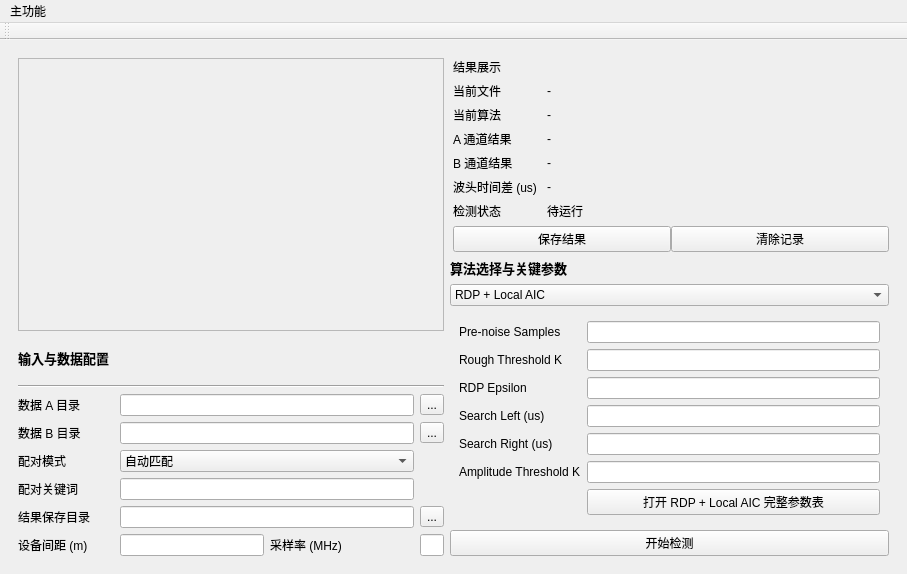
Before: the Qt Designer form main_modified.ui in Zekakora/wavefront_tool, drawn with Qt 5.
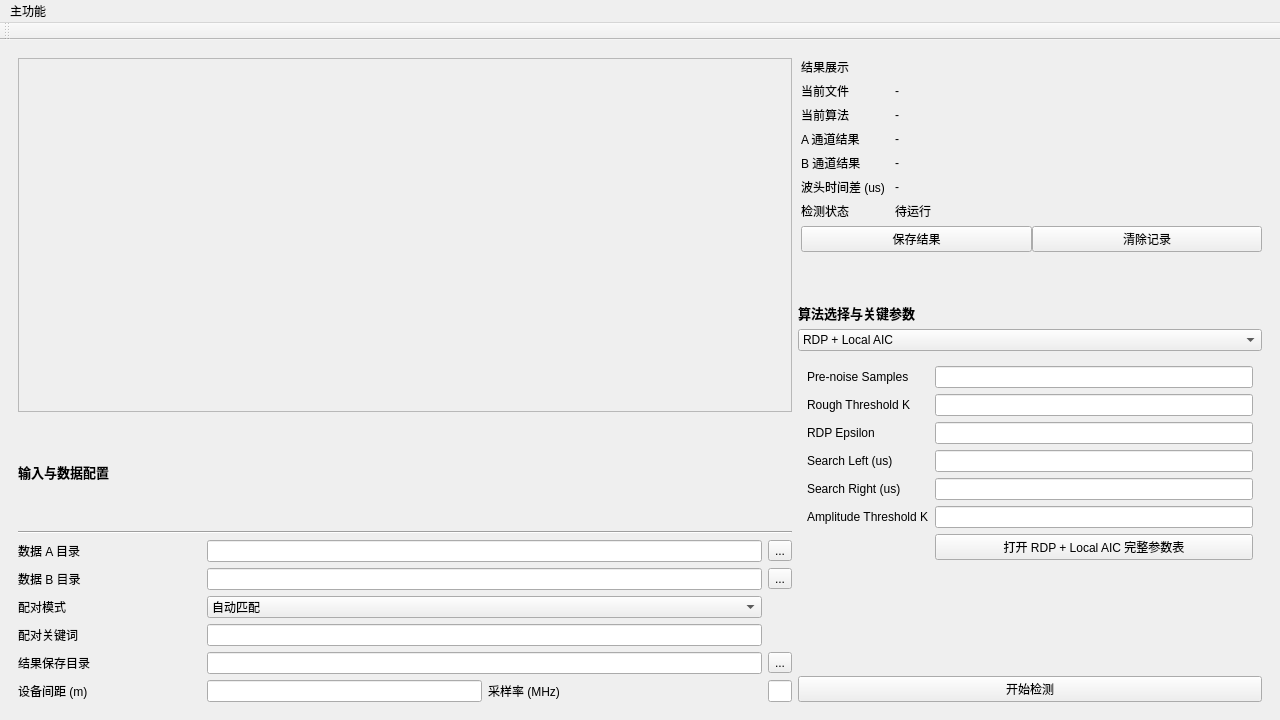
After: the same form once the commit is applied.

What changed in the file:
```diff
--- a/main_modified.ui
+++ b/main_modified.ui
@@ -6,8 +6,8 @@
    <rect>
     <x>0</x>
     <y>0</y>
-    <width>907</width>
-    <height>522</height>
+    <width>1280</width>
+    <height>720</height>
    </rect>
   </property>
   <property name="windowTitle">
```
